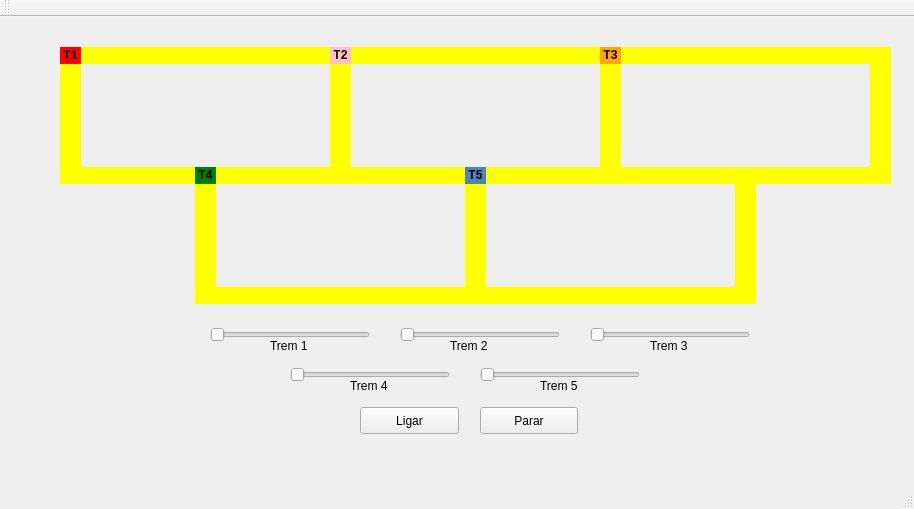
Before: the Qt Designer form mainwindow.ui in VictorIsBold/ProjetoTrensSO, drawn with Qt 5.
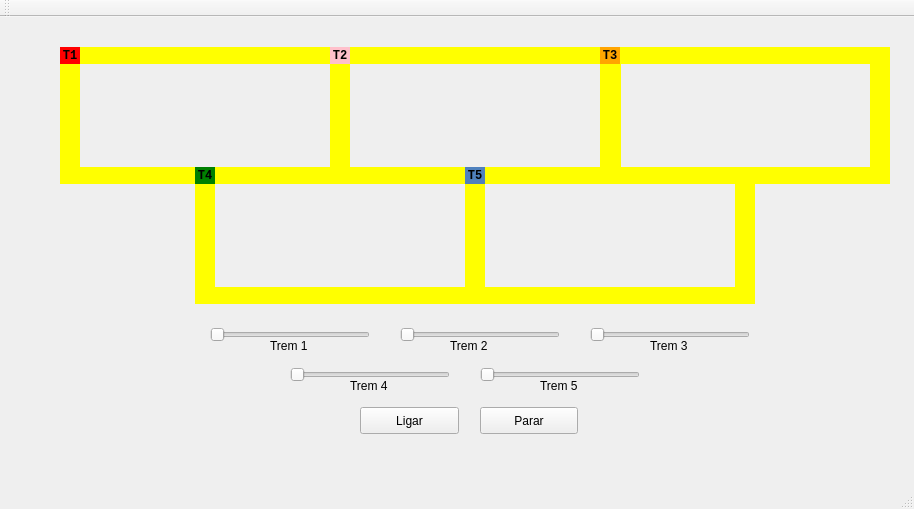
After: the same form once the commit is applied.

Commit message: starting mutex solution

Patch:
```diff
--- a/mainwindow.ui
+++ b/mainwindow.ui
@@ -19,7 +19,7 @@
      <rect>
       <x>60</x>
       <y>30</y>
-      <width>21</width>
+      <width>20</width>
       <height>17</height>
      </rect>
     </property>
@@ -77,7 +77,7 @@
      <rect>
       <x>330</x>
       <y>30</y>
-      <width>21</width>
+      <width>20</width>
       <height>137</height>
      </rect>
     </property>
@@ -93,7 +93,7 @@
      <rect>
       <x>60</x>
       <y>30</y>
-      <width>21</width>
+      <width>20</width>
       <height>137</height>
      </rect>
     </property>
@@ -183,7 +183,7 @@
      <rect>
       <x>330</x>
       <y>30</y>
-      <width>21</width>
+      <width>20</width>
       <height>17</height>
      </rect>
     </property>
@@ -241,7 +241,7 @@
      <rect>
       <x>870</x>
       <y>30</y>
-      <width>21</width>
+      <width>20</width>
       <height>137</height>
      </rect>
     </property>
@@ -257,7 +257,7 @@
      <rect>
       <x>195</x>
       <y>150</y>
-      <width>21</width>
+      <width>20</width>
       <height>137</height>
      </rect>
     </property>
@@ -321,7 +321,7 @@
      <rect>
       <x>735</x>
       <y>150</y>
-      <width>21</width>
+      <width>20</width>
       <height>137</height>
      </rect>
     </property>
@@ -337,7 +337,7 @@
      <rect>
       <x>465</x>
       <y>150</y>
-      <width>21</width>
+      <width>20</width>
       <height>137</height>
      </rect>
     </property>
@@ -353,7 +353,7 @@
      <rect>
       <x>600</x>
       <y>30</y>
-      <width>21</width>
+      <width>20</width>
       <height>17</height>
      </rect>
     </property>
@@ -379,7 +379,7 @@
      <rect>
       <x>195</x>
       <y>150</y>
-      <width>21</width>
+      <width>20</width>
       <height>17</height>
      </rect>
     </property>
@@ -405,7 +405,7 @@
      <rect>
       <x>465</x>
       <y>150</y>
-      <width>21</width>
+      <width>20</width>
       <height>17</height>
      </rect>
     </property>
```
Left out of the diff: 2 changed lines with no effect on the pictures. The commit also changes 1 other file.
